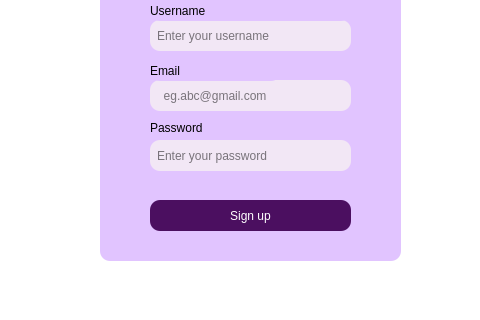
Old version of the form signin.ui in the repository Nirjaraa/spendwise; both pictures show x 480 to 960 and y 220 to 540 of the 960 by 540 pixel window.
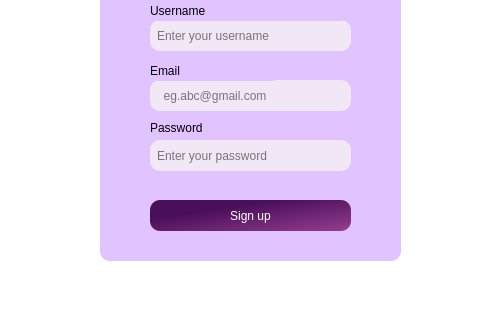
New version of the form. Icons and pictures are not drawn.

```diff
--- a/signin.ui
+++ b/signin.ui
@@ -56,7 +56,7 @@
 </string>
     </property>
     <property name="title">
-     <string> </string>
+     <string/>
     </property>
     <widget class="QLabel" name="label">
      <property name="geometry">
@@ -186,16 +186,19 @@
      </property>
      <property name="styleSheet">
       <string notr="true">QPushButton {
+background-color: qlineargradient(spread:pad, x1:0, y1:0, x2:1, y2:1, stop:0.3125 rgba(74, 15, 89, 255), stop:1 rgba(148,62,143, 255));
     font: 9pt &quot;Bahnschrift&quot;;
-   
     color: rgb(255, 255, 255);
-    background-color: rgb(75, 15, 96);
+    
     border-radius: 10px;
+	
+	
 }
 
 QPushButton:hover {
     border: 2px solid white;
-	}
+}
+
 QPushButton:pressed {
     border: 2px solid rgb(75, 15, 96);
 	 background-color:white;
```
Left out of the diff: 3 changed lines with no effect on the pictures.
